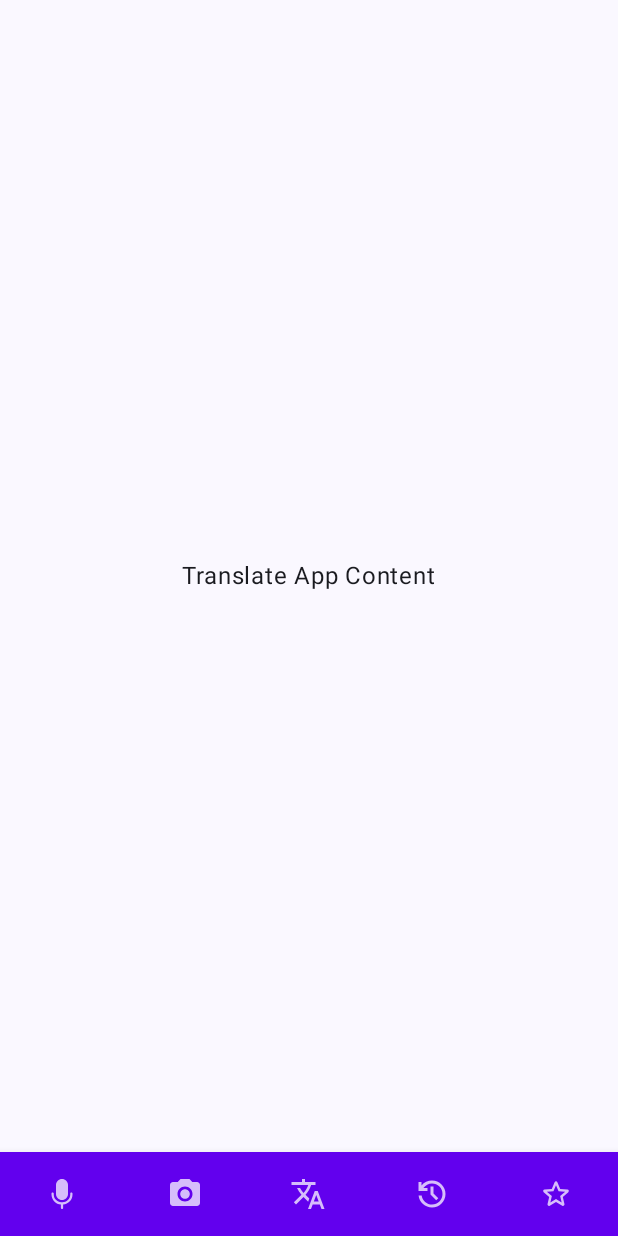
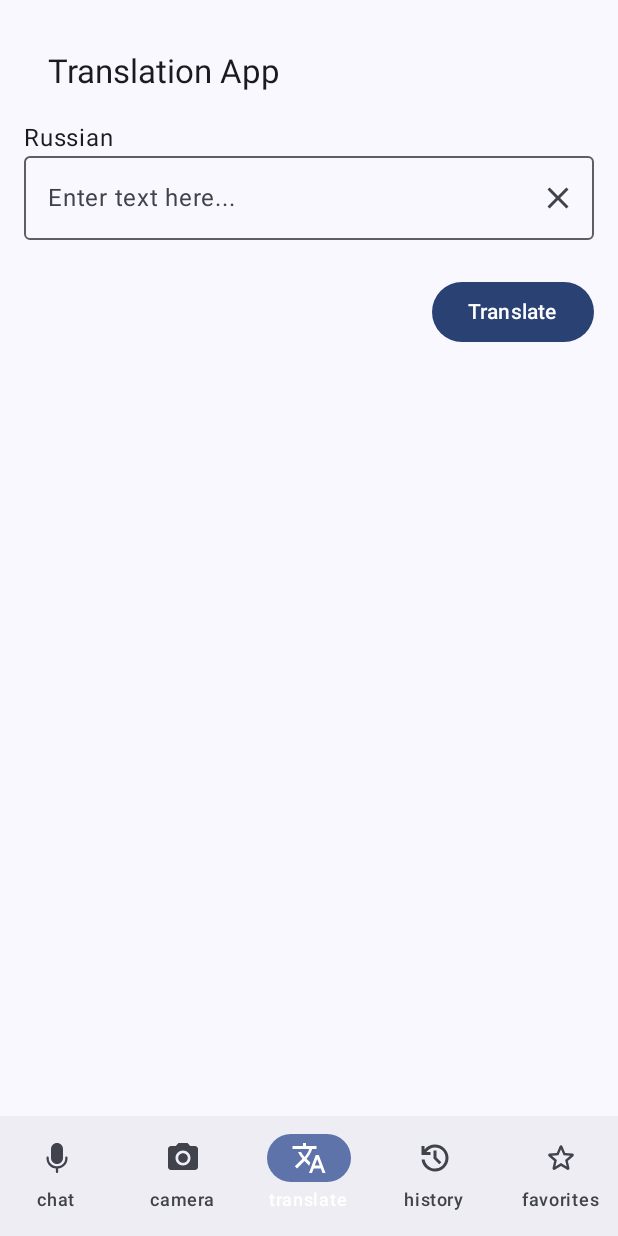
Before and after one commit to nikolaimaseikin/SpeakEasy, an Android app built with Jetpack Compose: the screen it shows after launch (MainActivity), on a phone screen of 412 x 824 dp. Run offline under Robolectric (Android 15) with nearby library versions, the phone set to English and light mode, and no system bars; our stand-ins replace Dagger/Hilt's generated code.

Commit message:
Add TranslateScreen

```diff
--- a/app/src/main/AndroidManifest.xml
+++ b/app/src/main/AndroidManifest.xml
@@ -3,6 +3,7 @@
     xmlns:tools="http://schemas.android.com/tools">
 
     <application
+        android:name=".SpeakEasyApp"
         android:allowBackup="true"
         android:dataExtractionRules="@xml/data_extraction_rules"
         android:fullBackupContent="@xml/backup_rules"
--- a/app/src/main/java/com/maseykin/speakeasy/app/MainActivity.kt
+++ b/app/src/main/java/com/maseykin/speakeasy/app/MainActivity.kt
@@ -1,120 +1,150 @@
 package com.maseykin.speakeasy.app
 
+import android.annotation.SuppressLint
 import android.os.Bundle
 import androidx.activity.ComponentActivity
 import androidx.activity.compose.setContent
 import androidx.activity.enableEdgeToEdge
-import androidx.compose.foundation.layout.Arrangement
-import androidx.compose.foundation.layout.Column
-import androidx.compose.foundation.layout.fillMaxSize
-import androidx.compose.foundation.layout.padding
-import androidx.compose.material.BottomNavigation
-import androidx.compose.material.BottomNavigationItem
-import androidx.compose.material.Icon
-import androidx.compose.material.MaterialTheme
-import androidx.compose.material.Surface
-import androidx.compose.material.primarySurface
-import androidx.compose.material3.BottomAppBar
+import androidx.compose.foundation.layout.RowScope
+import androidx.compose.material3.Icon
+import androidx.compose.material3.MaterialTheme
+import androidx.compose.material3.NavigationBar
+import androidx.compose.material3.NavigationBarItem
+import androidx.compose.material3.NavigationBarItemDefaults
 import androidx.compose.material3.Scaffold
 import androidx.compose.material3.Text
 import androidx.compose.runtime.Composable
-import androidx.compose.ui.Alignment
+import androidx.compose.runtime.mutableStateOf
+import androidx.compose.runtime.saveable.rememberSaveable
+import androidx.compose.runtime.getValue
+import androidx.compose.runtime.setValue
 import androidx.compose.ui.Modifier
 import androidx.compose.ui.graphics.vector.ImageVector
 import androidx.compose.ui.res.vectorResource
-import androidx.compose.ui.tooling.preview.Preview
+import androidx.navigation.NavController
+import androidx.navigation.compose.NavHost
+import androidx.navigation.compose.composable
+import androidx.navigation.compose.rememberNavController
+import com.maseykin.speakeasy.app.screen.TranslationScreen
 import com.maseykin.speakeasy.app.ui.theme.SpeakEasyTheme
+import dagger.hilt.android.AndroidEntryPoint
 
+@AndroidEntryPoint
 class MainActivity : ComponentActivity() {
     override fun onCreate(savedInstanceState: Bundle?) {
         super.onCreate(savedInstanceState)
         enableEdgeToEdge()
         setContent {
             SpeakEasyTheme {
-                Scaffold(
-                    bottomBar = {
-                        BottomNavigationBar()
-                    },
-                    modifier = Modifier.fillMaxSize()
-                ) { innerPadding ->
-                    Column(
-                        modifier = Modifier.fillMaxSize().padding(innerPadding),
-                        horizontalAlignment = Alignment.CenterHorizontally,
-                        verticalArrangement = Arrangement.Center
-                    ) {
-                        Text(text = "Translate App Content")
+                MainScreen()
             }
         }
+    }
+
+    @SuppressLint("UnusedMaterial3ScaffoldPaddingParameter")
+    @Composable
+    fun MainScreen() {
+        val navController = rememberNavController()
+        Scaffold (
+            bottomBar = {
+                BottomNavigationBar(navController = navController)
+            }
+        ) { innerPadding ->
+            NavHost(
+                navController,
+                startDestination = "translate"
+            ) {
+                composable("chat") {
+
+                }
+                composable("camera") {
+
+                }
+                composable("translate") {
+                    TranslationScreen()
+                }
+                composable("history") {
+
+                }
+                composable("favorites") {
+
                 }
             }
         }
     }
 
+    private val Destinations = listOf("chat", "camera", "translate", "history", "favorites")
+
     @Composable
-fun BottomNavigationBar() {
-    BottomNavigation(
-        backgroundColor = MaterialTheme.colors.primarySurface,
-        contentColor = MaterialTheme.colors.onPrimary
-    ) {
+    fun BottomNavigationBar(navController: NavController) {
+        var selectedItem by rememberSaveable { mutableStateOf(2) }
+        val icons = listOf(
+            ImageVector.vectorResource(R.drawable.ic_mic),
+            ImageVector.vectorResource(R.drawable.ic_camera),
+            ImageVector.vectorResource(R.drawable.ic_translate),
+            ImageVector.vectorResource(R.drawable.ic_history),
+            ImageVector.vectorResource(R.drawable.ic_fav),
+        )
+        NavigationBar(
+            content = {
+                Destinations.forEachIndexed { index, item ->
                     BottomNavigationItem(
                         icon = {
                             Icon(
-                    ImageVector.vectorResource(id = R.drawable.ic_mic),
-                    contentDescription = "Chat"
+                                imageVector = icons[index],
+                                contentDescription = item
                             )
                         },
-            selected = false,
+                        selected = selectedItem == index,
                         onClick = {
-
+                            selectedItem = index
+                            navController.navigate(item)
+                        },
+                        label = {
+                            Text(text = item)
+                        },
+                    )
                 }
-        )
-        BottomNavigationItem(
-            icon = {
-                Icon(
-                    ImageVector.vectorResource(id = R.drawable.ic_camera),
-                    contentDescription = "Camera"
-                )
-            },
-            selected = false,
-            onClick = {
-
-            }
-        )
-        BottomNavigationItem(
-            icon = {
-                Icon(
-                    ImageVector.vectorResource(id = R.drawable.ic_translate),
-                    contentDescription = "Translate"
-                )
-            },
-            selected = false,
-            onClick = {
-
-            }
-        )
-        BottomNavigationItem(
-            icon = {
-                Icon(
-                    ImageVector.vectorResource(id = R.drawable.ic_history),
-                    contentDescription = "History"
-                )
-            },
-            selected = false,
-            onClick = {
-
-            }
-        )
-        BottomNavigationItem(
-            icon = {
-                Icon(
-                    ImageVector.vectorResource(id = R.drawable.ic_fav),
-                    contentDescription = "Favorite"
-                )
-            },
-            selected = false,
-            onClick = {
-
             }
         )
     }
+        @Composable
+        fun RowScope.BottomNavigationItem(
+            selected: Boolean,
+            onClick: () -> Unit,
+            modifier: Modifier = Modifier,
+            enabled: Boolean = true,
+            alwaysShowLabel: Boolean = true,
+            icon: @Composable () -> Unit,
+            selectedIcon: @Composable () -> Unit = icon,
+            label: @Composable (() -> Unit)? = null,
+        ) {
+            NavigationBarItem(
+                selected = selected,
+                onClick = onClick,
+                modifier = modifier,
+                enabled = enabled,
+                alwaysShowLabel = alwaysShowLabel,
+                icon = if (enabled) selectedIcon else icon,
+                label = label,
+                colors = NavigationBarItemDefaults.colors(
+                    selectedIconColor = NavigationDefaults.navigationSelectedItemColor(),
+                    unselectedIconColor = NavigationDefaults.navigationContentColor(),
+                    selectedTextColor = NavigationDefaults.navigationSelectedItemColor(),
+                    unselectedTextColor = NavigationDefaults.navigationContentColor(),
+                    indicatorColor = NavigationDefaults.navigationIndicatorColor()
+                )
+            )
         }
+
+    object NavigationDefaults {
+        @Composable
+        fun navigationContentColor() = MaterialTheme.colorScheme.onSurfaceVariant
+
+        @Composable
+        fun navigationSelectedItemColor() = MaterialTheme.colorScheme.onPrimaryContainer
+
+        @Composable
+        fun navigationIndicatorColor() = MaterialTheme.colorScheme.primaryContainer
+    }
+}
--- /dev/null
+++ b/app/src/main/java/com/maseykin/speakeasy/app/SpeakEasyApp.kt
@@ -0,0 +1,7 @@
+package com.maseykin.speakeasy.app
+
+import android.app.Application
+import dagger.hilt.android.HiltAndroidApp
+
+@HiltAndroidApp
+class SpeakEasyApp: Application()
--- /dev/null
+++ b/app/src/main/java/com/maseykin/speakeasy/app/core/TranslationApi.kt
@@ -0,0 +1,4 @@
+package com.maseykin.speakeasy.app.core
+
+interface TranslationApi {
+}
--- /dev/null
+++ b/app/src/main/java/com/maseykin/speakeasy/app/core/di/NetworkModule.kt
@@ -0,0 +1,28 @@
+package com.maseykin.speakeasy.app.core.di
+
+import com.maseykin.speakeasy.app.core.TranslationApi
+import dagger.Module
+import dagger.Provides
+import dagger.hilt.InstallIn
+import dagger.hilt.components.SingletonComponent
+import retrofit2.Retrofit
+import javax.inject.Singleton
+
+@Module
+@InstallIn(SingletonComponent::class)
+class NetworkModule {
+
+    @Provides
+    @Singleton
+    fun provideRetrofit(): Retrofit {
+        return Retrofit.Builder()
+            .baseUrl("https://api.github.com/")
+            .build()
+    }
+
+    @Provides
+    @Singleton
+    fun provideTranslationApi(retrofit: Retrofit): TranslationApi {
+        return retrofit.create(TranslationApi::class.java)
+    }
+}
--- /dev/null
+++ b/app/src/main/java/com/maseykin/speakeasy/app/core/domain/TranslationUseCase.kt
@@ -0,0 +1,12 @@
+package com.maseykin.speakeasy.app.core.domain
+
+import com.maseykin.speakeasy.app.core.TranslationApi
+import javax.inject.Inject
+
+class TranslationUseCase @Inject constructor(
+    val privateApi: TranslationApi
+) {
+    suspend fun translate() {
+        TODO()
+    }
+}
--- /dev/null
+++ b/app/src/main/java/com/maseykin/speakeasy/app/screen/TranslationScreen.kt
@@ -0,0 +1,50 @@
+package com.maseykin.speakeasy.app.screen
+
+import androidx.compose.foundation.layout.Arrangement
+import androidx.compose.foundation.layout.Column
+import androidx.compose.foundation.layout.Spacer
+import androidx.compose.foundation.layout.fillMaxSize
+import androidx.compose.foundation.layout.height
+import androidx.compose.foundation.layout.padding
+import androidx.compose.material3.ExperimentalMaterial3Api
+import androidx.compose.material3.Text
+import androidx.compose.material3.TopAppBar
+import androidx.compose.runtime.Composable
+import androidx.compose.runtime.collectAsState
+import androidx.compose.ui.Modifier
+import androidx.compose.ui.unit.dp
+import androidx.hilt.navigation.compose.hiltViewModel
+import com.maseykin.speakeasy.app.ui.TextInput
+import com.maseykin.speakeasy.app.ui.TranslateButton
+import com.maseykin.speakeasy.app.ui.TranslationResult
+
+@OptIn(ExperimentalMaterial3Api::class)
+@Composable
+fun TranslationScreen(
+    viewModel: TranslationViewModel = hiltViewModel()
+) {
+    val uiState = viewModel.state.collectAsState()
+
+    Column(
+        modifier = Modifier
+            .fillMaxSize()
+            .padding(16.dp)
+    ) {
+        TopAppBar(title = { Text("Translation App") })
+
+        TextInput(
+            language = uiState.value.sourceLang,
+            text = uiState.value.inputText,
+            onTextChange = { viewModel.updateInputText(it) },
+            onClearText = { viewModel.clearInputText() }
+        )
+
+        Spacer(modifier = Modifier.height(16.dp))
+
+        TranslateButton(onTranslate = { viewModel.translateText() })
+
+        uiState.value.translatedText?.let {
+            TranslationResult(it)
+        }
+    }
+}
--- /dev/null
+++ b/app/src/main/java/com/maseykin/speakeasy/app/screen/TranslationState.kt
@@ -0,0 +1,8 @@
+package com.maseykin.speakeasy.app.screen
+
+data class TranslationState(
+    val sourceLang: String = "Russian",
+    val targetLang: String = "English",
+    val inputText: String = "",
+    val translatedText: String? = null
+)
--- /dev/null
+++ b/app/src/main/java/com/maseykin/speakeasy/app/screen/TranslationViewModel.kt
@@ -0,0 +1,50 @@
+package com.maseykin.speakeasy.app.screen
+
+import androidx.lifecycle.ViewModel
+import androidx.lifecycle.viewModelScope
+import com.maseykin.speakeasy.app.core.domain.TranslationUseCase
+import dagger.hilt.android.lifecycle.HiltViewModel
+import kotlinx.coroutines.flow.MutableStateFlow
+import kotlinx.coroutines.flow.StateFlow
+import kotlinx.coroutines.flow.update
+import kotlinx.coroutines.launch
+import javax.inject.Inject
+
+@HiltViewModel
+class TranslationViewModel @Inject constructor(
+    val translationUseCase: TranslationUseCase,
+): ViewModel() {
+    private val _state = MutableStateFlow(TranslationState())
+    val state: StateFlow<TranslationState> = _state
+
+    fun updateInputText(text: String) {
+        _state.update {
+            it.copy(
+                inputText = text
+            )
+        }
+    }
+
+    fun clearInputText() {
+        _state.update {
+            it.copy(
+                inputText = ""
+            )
+        }
+    }
+
+    fun swapLanguages() {
+        _state.update {
+            it.copy(
+                sourceLang = it.targetLang,
+                targetLang = it.sourceLang
+            )
+        }
+    }
+
+    fun translateText() {
+        viewModelScope.launch() {
+            //var result = ...
+        }
+    }
+}
--- /dev/null
+++ b/app/src/main/java/com/maseykin/speakeasy/app/ui/Components.kt
@@ -0,0 +1,59 @@
+package com.maseykin.speakeasy.app.ui
+
+import androidx.compose.foundation.layout.Box
+import androidx.compose.foundation.layout.Column
+import androidx.compose.foundation.layout.fillMaxWidth
+import androidx.compose.foundation.layout.padding
+import androidx.compose.material.icons.Icons
+import androidx.compose.material.icons.filled.Clear
+import androidx.compose.material3.Button
+import androidx.compose.material3.Icon
+import androidx.compose.material3.IconButton
+import androidx.compose.material3.OutlinedTextField
+import androidx.compose.material3.Text
+import androidx.compose.runtime.Composable
+import androidx.compose.ui.Alignment
+import androidx.compose.ui.Modifier
+import androidx.compose.ui.unit.dp
+
+@Composable
+fun TextInput(language: String, text: String, onTextChange: (String) -> Unit, onClearText: () -> Unit) {
+    Column {
+        Text(text = language)
+        OutlinedTextField(
+            value = text,
+            onValueChange = onTextChange,
+            modifier = Modifier.fillMaxWidth(),
+            placeholder = { Text("Enter text here...") },
+            trailingIcon = {
+                IconButton(onClick = onClearText) {
+                    Icon(Icons.Default.Clear, contentDescription = "Clear text")
+                }
+            }
+        )
+    }
+}
+
+@Composable
+fun TranslateButton(onTranslate: () -> Unit) {
+    Box(modifier = Modifier.fillMaxWidth()) {
+        Button(
+            onClick = onTranslate,
+            modifier = Modifier
+                .align(Alignment.CenterEnd) // Aligns the button to the right side
+                .padding(top = 8.dp)
+        ) {
+            Text("Translate")
+        }
+    }
+}
+
+@Composable
+fun TranslationResult(result: String) {
+    OutlinedTextField(
+        value = result,
+        onValueChange = {},
+        readOnly = true,
+        modifier = Modifier.fillMaxWidth()
+    )
+}
--- a/build.gradle.kts
+++ b/build.gradle.kts
@@ -3,4 +3,6 @@ plugins {
     alias(libs.plugins.android.application) apply false
     alias(libs.plugins.kotlin.android) apply false
     alias(libs.plugins.kotlin.compose) apply false
+    alias(libs.plugins.ksp) apply false
+    alias(libs.plugins.hilt) apply false
 }
```
Also changed, not shown: app/build.gradle.kts (+15 -6 lines), gradle/libs.versions.toml (+27 -8 lines). Lines whose indentation alone changed are shown as unchanged.
